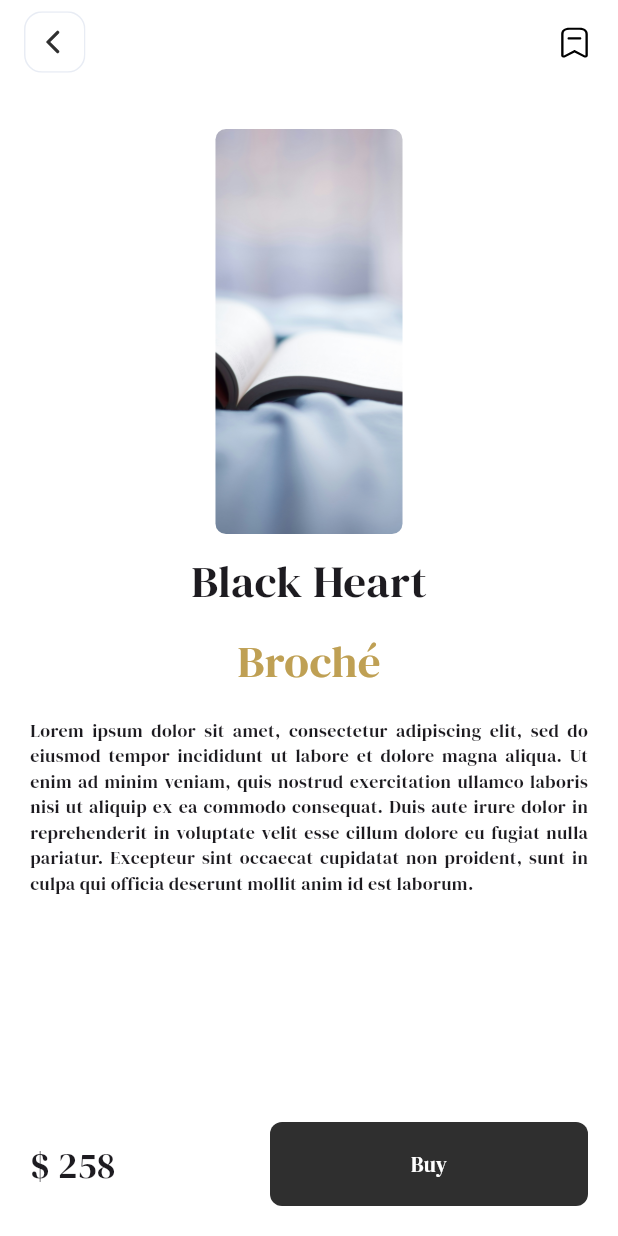
After one commit to KingNarmar/bookia, a Flutter app: the BookDetailsScreen screen opened by its route, on a phone screen of 412 x 824 dp. The commit adds this screen. Run offline on Flutter 3.47's test engine with Material 3 defaults, Android fonts, the phone set to English and light mode, and no system bars; our stand-ins replace carousel_slider, dio, flutter_bloc, flutter_svg, gap, go_router and 5 more; accounts and stored records are empty; network calls fail.

Commit message:
Book Detals Screen UI Done

```diff
--- /dev/null
+++ b/devtools_options.yaml
@@ -0,0 +1,3 @@
+description: This file stores settings for Dart & Flutter DevTools.
+documentation: https://docs.flutter.dev/tools/devtools/extensions#configure-extension-enablement-states
+extensions:
--- a/lib/core/routes/routes.dart
+++ b/lib/core/routes/routes.dart
@@ -5,6 +5,7 @@ import 'package:bookia/features/auth/presentation/screens/login_screen.dart';
 import 'package:bookia/features/auth/presentation/screens/otp_verification_screen.dart';
 import 'package:bookia/features/auth/presentation/screens/password_changed_screen.dart';
 import 'package:bookia/features/auth/presentation/screens/register_screen.dart';
+import 'package:bookia/features/book_details/presentation/screens/book_details_screen.dart';
 import 'package:bookia/features/home/presentation/screens/home_screen.dart';
 import 'package:bookia/features/main/main_app_screen.dart';
 import 'package:bookia/features/welcome/screens/splash_screen.dart';
@@ -23,6 +24,7 @@ class Routes {
   static const String passwordChanged = "/password-changed";
   static const String otpScreen = "/otpScreen";
   static const String createNewPassword = "/create-new-password";
+  static const String bookDetails = "/book-details";
 
   static var routs = GoRouter(
     routes: [
@@ -90,6 +92,11 @@ class Routes {
         path: Routes.forgetPassword,
         builder: (context, state) => const ForgetPasswordScreen(),
       ),
+
+      GoRoute(
+        path: Routes.bookDetails,
+        builder: (context, state) => const BookDetailsScreen(),
+      ),
     ],
   );
 }
--- a/lib/core/styles/text_styles.dart
+++ b/lib/core/styles/text_styles.dart
@@ -9,4 +9,5 @@ abstract class TextStyles {
   static const w400s16 = TextStyle(fontWeight: FontWeight.w400, fontSize: 16);
   static const w400s15 = TextStyle(fontWeight: FontWeight.w400, fontSize: 15);
   static const w400s14 = TextStyle(fontWeight: FontWeight.w400, fontSize: 14);
+  static const w400s12 = TextStyle(fontWeight: FontWeight.w400, fontSize: 12);
 }
--- /dev/null
+++ b/lib/features/book_details/presentation/screens/book_details_screen.dart
@@ -0,0 +1,78 @@
+import 'package:bookia/core/constants/app_images.dart';
+import 'package:bookia/core/styles/app_colors.dart';
+import 'package:bookia/core/styles/text_styles.dart';
+import 'package:flutter/material.dart';
+import 'package:flutter_svg/svg.dart';
+import 'package:gap/gap.dart';
+
+class BookDetailsScreen extends StatelessWidget {
+  const BookDetailsScreen({super.key});
+
+  @override
+  Widget build(BuildContext context) {
+    return Scaffold(
+      appBar: AppBar(
+        title: SvgPicture.asset(AppImages.backIconsvg),
+        automaticallyImplyLeading: false,
+        actions: [
+          SvgPicture.asset(AppImages.bookMarkIconSvg),
+          const SizedBox(width: 16),
+        ],
+      ),
+      body: Padding(
+        padding: const EdgeInsets.symmetric(horizontal: 20),
+        child: SingleChildScrollView(
+          child: Center(
+            child: Column(
+              children: [
+                Gap(30),
+                ClipRRect(
+                  borderRadius: BorderRadiusGeometry.circular(7),
+                  child: Image.asset(AppImages.welcome, height: 270),
+                ),
+                Gap(10),
+                Text("Black Heart", style: TextStyles.w400s30),
+                Gap(10),
+                Text(
+                  "Broché",
+                  style: TextStyles.w400s30.copyWith(
+                    color: AppColors.primaryColor,
+                  ),
+                ),
+                Gap(16),
+                Text(
+                  "Lorem ipsum dolor sit amet, consectetur adipiscing elit, sed do eiusmod tempor incididunt ut labore et dolore magna aliqua. Ut enim ad minim veniam, quis nostrud exercitation ullamco laboris nisi ut aliquip ex ea commodo consequat. Duis aute irure dolor in reprehenderit in voluptate velit esse cillum dolore eu fugiat nulla pariatur. Excepteur sint occaecat cupidatat non proident, sunt in culpa qui officia deserunt mollit anim id est laborum. ",
+                  style: TextStyles.w400s12,
+                  textAlign: TextAlign.justify,
+                ),
+              ],
+            ),
+          ),
+        ),
+      ),
+      bottomNavigationBar: Padding(
+        padding: const EdgeInsets.only(bottom: 20, left: 20, right: 20),
+        child: Row(
+          mainAxisAlignment: MainAxisAlignment.spaceBetween,
+          children: [
+            Text("\$ 258", style: TextStyles.w400s24),
+            Container(
+              height: 56,
+              width: 212,
+              decoration: BoxDecoration(
+                borderRadius: BorderRadius.circular(8),
+                color: AppColors.darkColor,
+              ),
+              child: Center(
+                child: Text(
+                  "Buy",
+                  style: TextStyles.w400s14.copyWith(color: AppColors.bgColor),
+                ),
+              ),
+            ),
+          ],
+        ),
+      ),
+    );
+  }
+}
--- a/lib/features/home/presentation/widgets/book_card.dart
+++ b/lib/features/home/presentation/widgets/book_card.dart
@@ -1,3 +1,5 @@
+import 'package:bookia/core/functions/navigations.dart';
+import 'package:bookia/core/routes/routes.dart';
 import 'package:bookia/core/styles/app_colors.dart';
 import 'package:bookia/core/styles/text_styles.dart';
 import 'package:bookia/features/home/data/models/product_model/product.dart';
@@ -9,7 +11,11 @@ class BookCard extends StatelessWidget {
   const BookCard({super.key, required this.product});
   @override
   Widget build(BuildContext context) {
-    return Container(
+    return GestureDetector(
+      onTap: () {
+        pushTo(Routes.bookDetails, context);
+      },
+      child: Container(
         padding: EdgeInsets.all(11),
 
         decoration: BoxDecoration(
@@ -58,6 +64,7 @@ class BookCard extends StatelessWidget {
             ),
           ],
         ),
+      ),
     );
   }
 }
```
Lines whose indentation alone changed are shown as unchanged.
